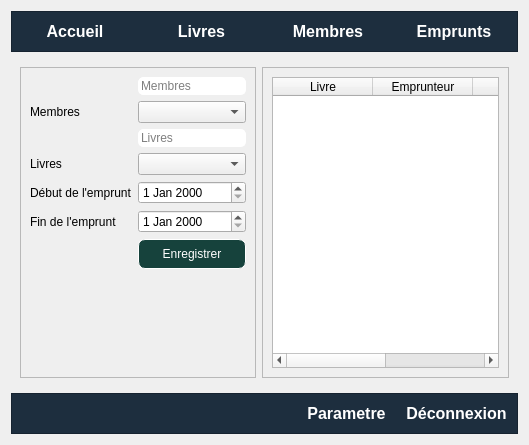
Qt form app.ui (Totelof10/biblio) before a commit.
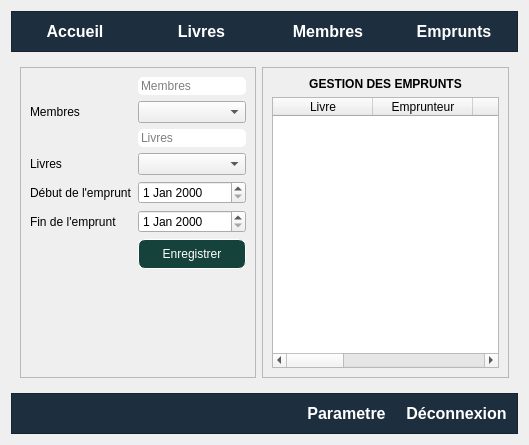
The same form after that commit. Icons and pictures are not drawn.

Commit message: CRUD Emprunt

Patch:
```diff
--- a/app.ui
+++ b/app.ui
@@ -876,6 +876,21 @@
           <enum>QFrame::Shadow::Raised</enum>
          </property>
          <layout class="QVBoxLayout" name="verticalLayout_4">
+          <item>
+           <widget class="QLabel" name="label_18">
+            <property name="font">
+             <font>
+              <bold>true</bold>
+             </font>
+            </property>
+            <property name="text">
+             <string>GESTION DES EMPRUNTS</string>
+            </property>
+            <property name="alignment">
+             <set>Qt::AlignmentFlag::AlignCenter</set>
+            </property>
+           </widget>
+          </item>
           <item>
            <widget class="QTableWidget" name="tableWidget_3">
             <column>
@@ -898,6 +913,21 @@
               <string>Fin</string>
              </property>
             </column>
+            <column>
+             <property name="text">
+              <string>Validité</string>
+             </property>
+            </column>
+            <column>
+             <property name="text">
+              <string/>
+             </property>
+            </column>
+            <column>
+             <property name="text">
+              <string/>
+             </property>
+            </column>
            </widget>
           </item>
          </layout>
```
Left out of the diff: 28 changed lines with no effect on the pictures. The commit also changes 22 other files.
